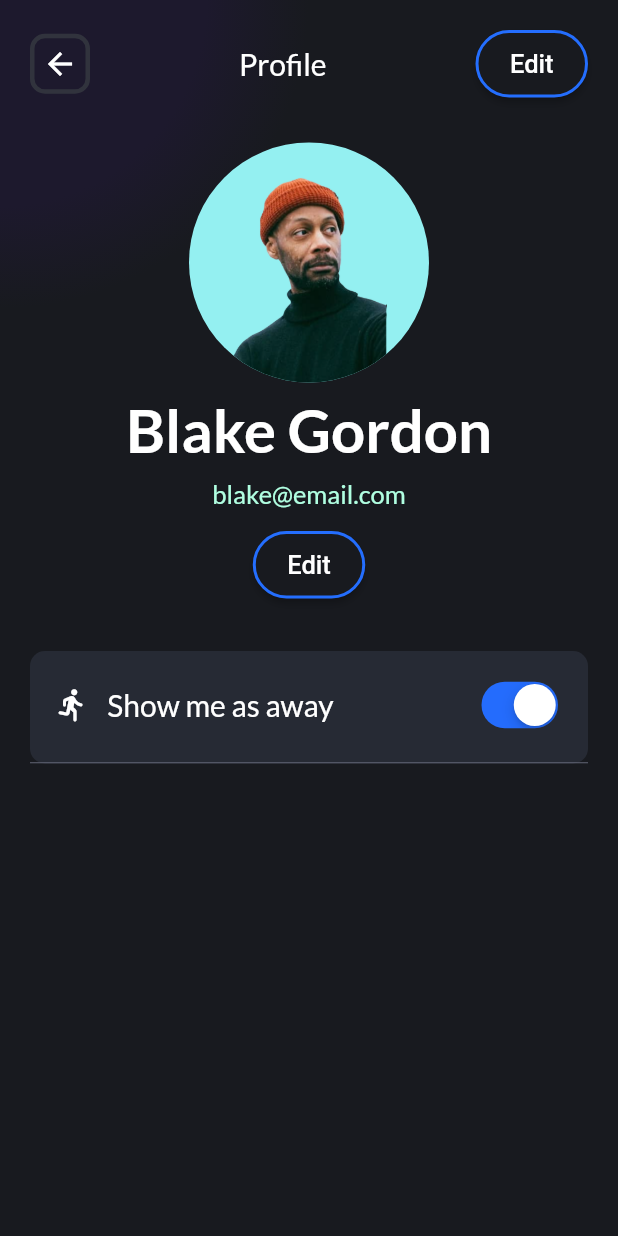
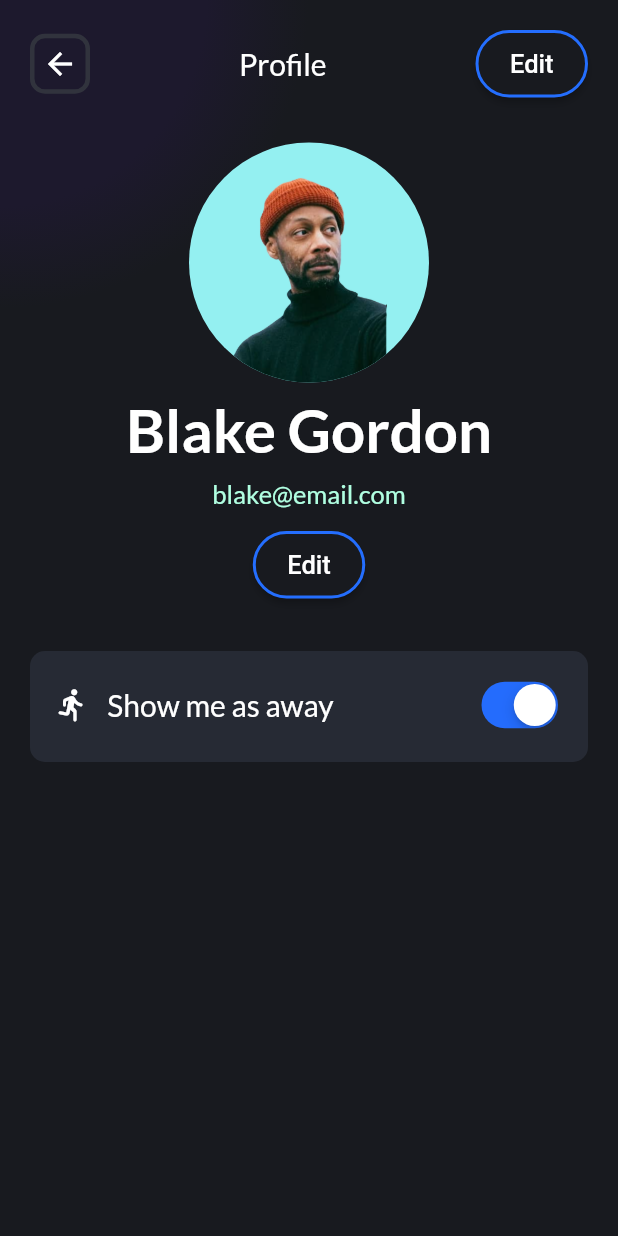
Before and after one commit to Davies-K/Taskez, a Flutter app: the ProfilePage screen opened directly, on a phone screen of 412 x 824 dp. Run offline on Flutter 3.47's test engine with Material 2 defaults, Android fonts, the phone set to English and light mode, and no system bars; our stand-ins replace fl_chart, flutter_feather_icons, flutter_slidable, font_awesome_flutter, get, google_fonts and 1 more.

Commit message:
Commented out divider section

```diff
--- a/lib/widgets/Onboarding/toggle_option.dart
+++ b/lib/widgets/Onboarding/toggle_option.dart
@@ -3,6 +3,7 @@ import 'package:flutter/material.dart';
 import 'package:google_fonts/google_fonts.dart';
 import 'package:taskez/Values/values.dart';
 
+// ignore: must_be_immutable
 class ToggleLabelOption extends StatelessWidget {
   final String label;
   ValueNotifier<bool> notifierValue;
@@ -42,7 +43,7 @@ class ToggleLabelOption extends StatelessWidget {
                       )));
             }),
         SizedBox(height: 10),
-        Divider(height: 1, color: HexColor.fromHex("616575"))
+        // Divider(height: 1, color: HexColor.fromHex("616575"))
       ],
     );
   }
```
